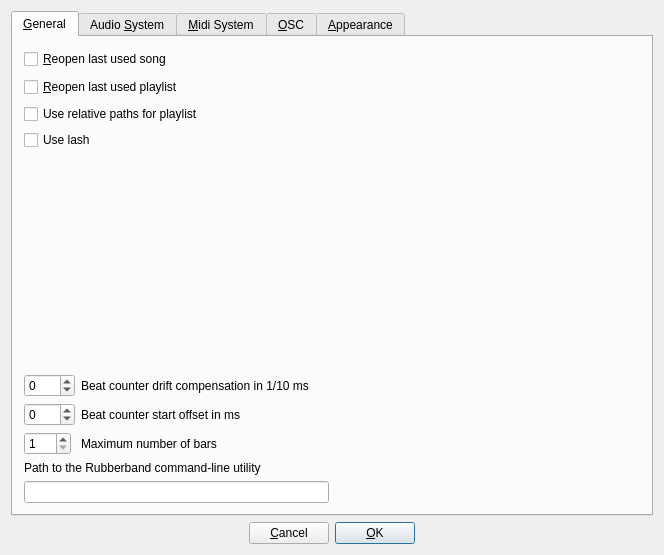
This is src/gui/src/UI/PreferencesDialog_UI.ui in hydrogen-music/hydrogen as Qt 5 draws it before an edit. The edited form follows.
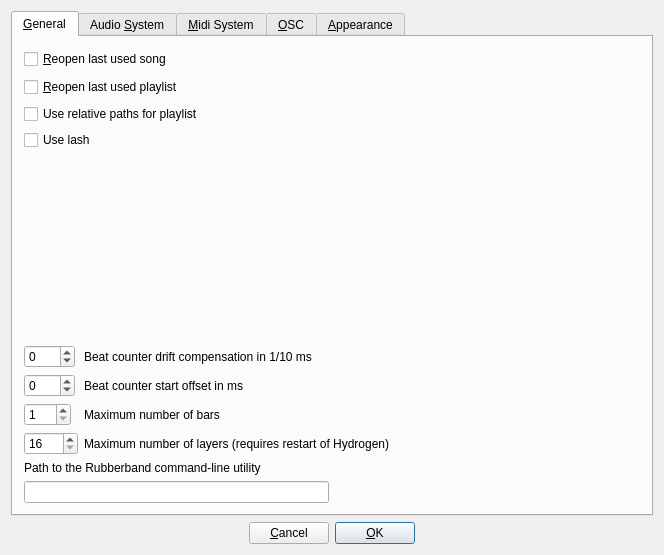
This is the edited form. Custom widgets are drawn as their Qt base class.

Commit message: Preferences : add int maxLayers [16;8192]

The edit to the form file:
```diff
--- a/src/gui/src/UI/PreferencesDialog_UI.ui
+++ b/src/gui/src/UI/PreferencesDialog_UI.ui
@@ -153,6 +153,26 @@
            </property>
           </widget>
          </item>
+         <item row="3" column="0">
+          <widget class="QSpinBox" name="sBmaxLayers">
+           <property name="toolTip">
+            <string>Maximum number of instrument layers</string>
+           </property>
+           <property name="minimum">
+            <number>16</number>
+           </property>
+           <property name="maximum">
+            <number>8192</number>
+           </property>
+          </widget>
+         </item>
+         <item row="3" column="1">
+          <widget class="QLabel" name="lblMaxLayers">
+           <property name="text">
+            <string>Maximum number of layers (requires restart of Hydrogen)</string>
+           </property>
+          </widget>
+         </item>
          <item row="2" column="1">
           <widget class="QLabel" name="label_3">
            <property name="text">
```
The commit also changes 3 other files.
